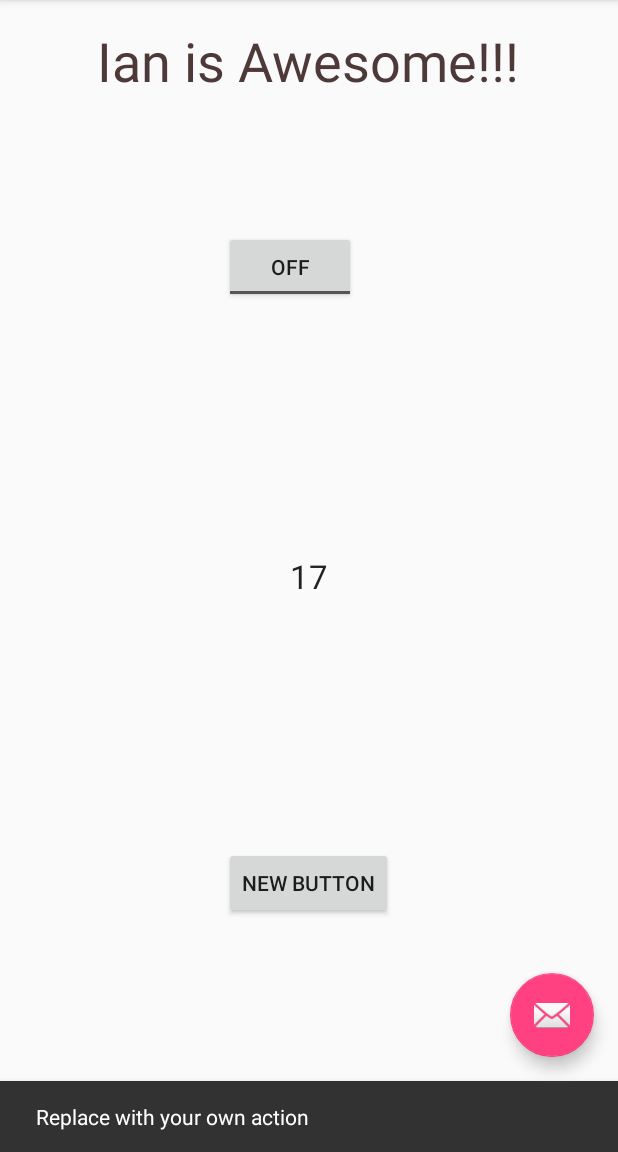
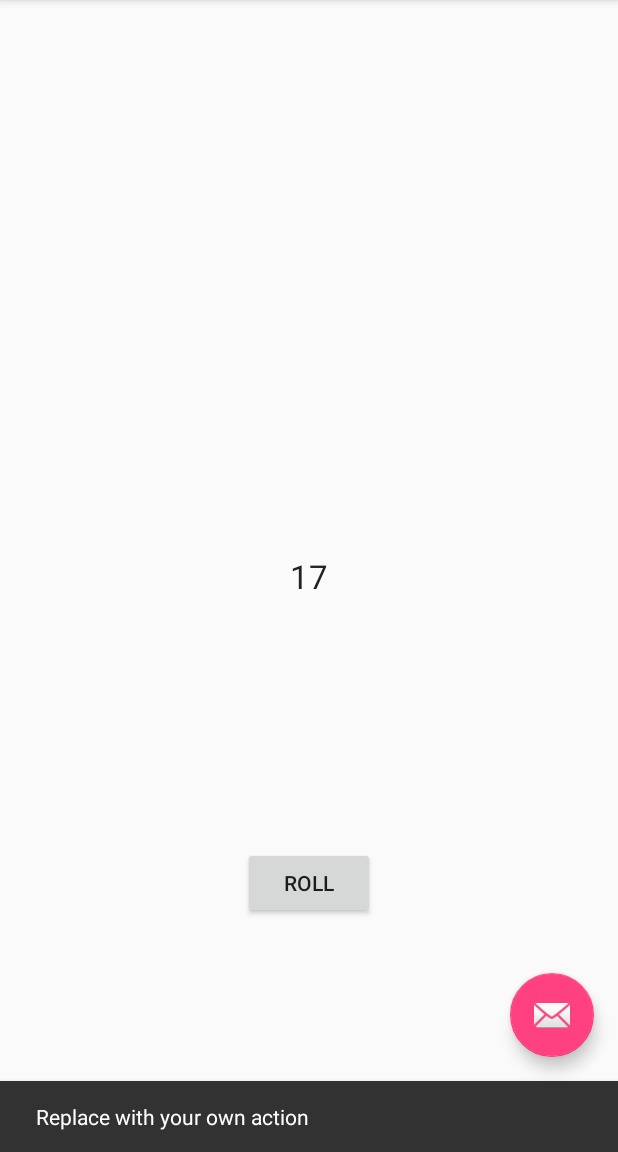
Before and after one commit to DiceHard/n20-android, an Android app: the screen it shows after launch (MainActivity), after a tap on an icon or button, on a phone screen of 412 x 824 dp, the part 84-1236 px from its top. Run offline under Robolectric (Android 15) with nearby library versions, the phone set to English and light mode, and no system bars; 3 other taps on this screen came first.

Commit message:
Comment out exploratory code; button says "roll"

```diff
--- a/app/src/main/java/com/example/davidlarrimore/myapplication/MainActivity.java
+++ b/app/src/main/java/com/example/davidlarrimore/myapplication/MainActivity.java
@@ -49,7 +49,7 @@ public class MainActivity extends AppCompatActivity {
         textView.setText(String.valueOf((r.nextInt(20)+1)));
     }
 
-
+/* //exploratory code commented out before eventual deletion
     public void toggleOnClick(View v) {
         ToggleButton toggleButton=(ToggleButton) v;
         TextView textView=(TextView) findViewById(R.id.textView);
@@ -59,7 +59,7 @@ public class MainActivity extends AppCompatActivity {
             textView.setText("Ian is Awesome!!!");
         }
     }
-
+*/
     @Override
     public boolean onOptionsItemSelected(MenuItem item) {
         // Handle action bar item clicks here. The action bar will
--- a/app/src/main/res/layout/content_main.xml
+++ b/app/src/main/res/layout/content_main.xml
@@ -12,6 +12,8 @@
     tools:context="com.example.davidlarrimore.myapplication.MainActivity"
     tools:showIn="@layout/activity_main">
 
+<!--exploratory code commented out before eventual deletion-->
+<!--
     <TextView
         android:layout_width="wrap_content"
         android:layout_height="wrap_content"
@@ -22,17 +24,19 @@
         android:layout_gravity="left"
         android:textColor="#4e3939"
         android:textSize="36dp" />
-
+-->
     <Button
         android:layout_width="wrap_content"
         android:layout_height="wrap_content"
-        android:text="New Button"
+        android:text="@string/roll"
         android:id="@+id/button"
         android:layout_alignParentBottom="true"
         android:layout_centerHorizontal="true"
         android:layout_marginBottom="139dp"
         android:onClick="buttonOnClick" />
 
+<!--exploratory code commented out before eventual deletion-->
+<!--
     <ToggleButton
         android:layout_width="wrap_content"
         android:layout_height="wrap_content"
@@ -44,7 +48,7 @@
         android:layout_marginTop="89dp"
         android:checked="false"
         android:onClick="toggleOnClick" />
-
+-->
     <TextView
         android:layout_width="wrap_content"
         android:layout_height="wrap_content"
--- a/app/src/main/res/values/strings.xml
+++ b/app/src/main/res/values/strings.xml
@@ -1,6 +1,8 @@
 <resources>
     <string name="app_name">My Application</string>
     <string name="action_settings">Settings</string>
-    <string name="open">Ian is Awesome!!!</string>
-    <string name="closed">Ian Sucks!!!!</string>
+<!--exploratory code commented out before eventual deletion-->
+<!--<string name="open">Ian is Awesome!!!</string>
+    <string name="closed">Ian Sucks!!!!</string>-->
+    <string name="roll">Roll</string>
 </resources>
```
